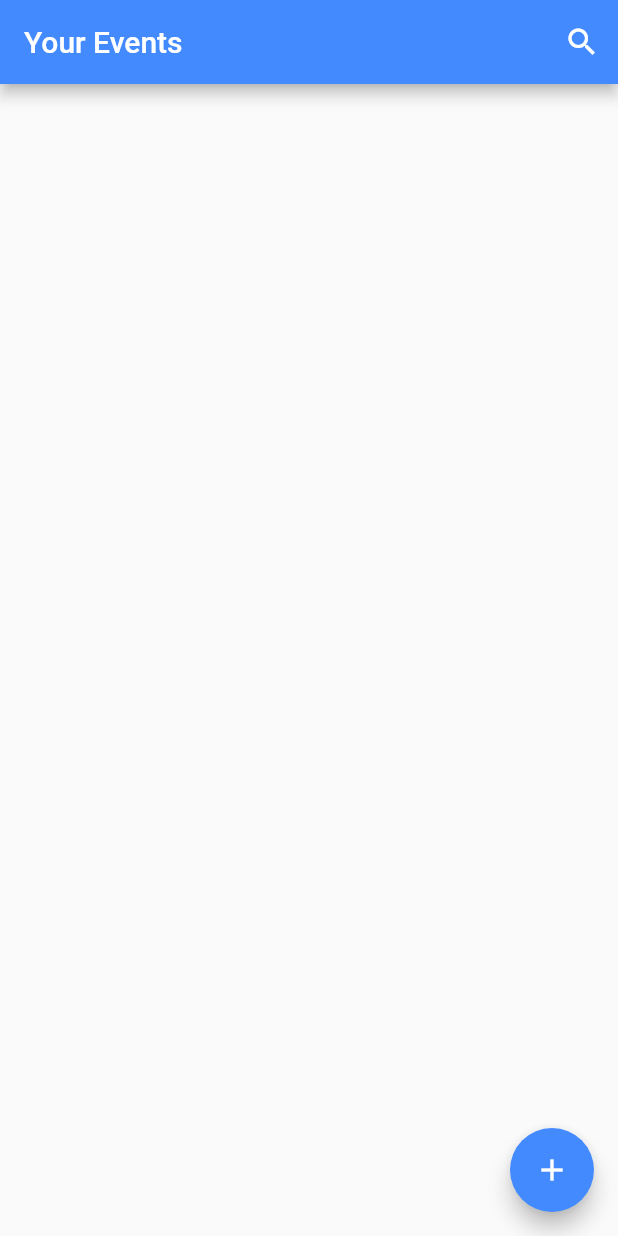
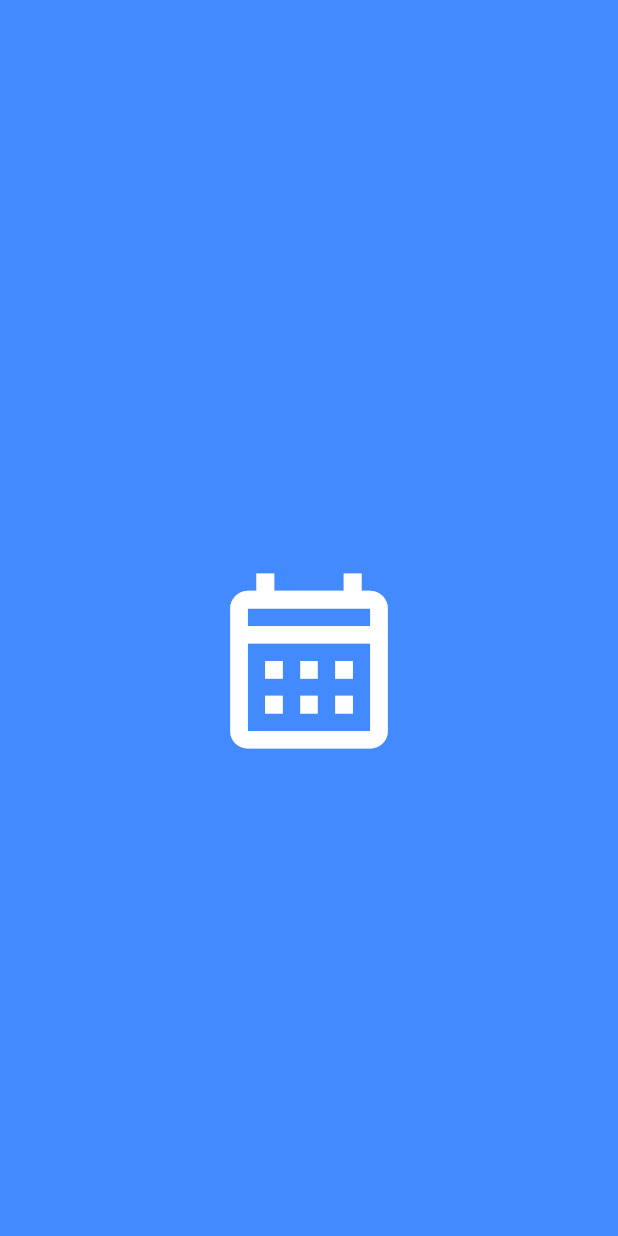
Before and after one commit to uzaysozen/Event-Calendar, a Flutter app: the first screen one second after launch, on a phone screen of 412 x 824 dp. Run offline on Flutter 3.47's test engine with Material 2 defaults, Android fonts, the phone set to English and light mode, and no system bars; drawn by our look-alikes of animated_splash_screen; our stand-ins replace flutter_local_notifications, page_transition, sqflite, timezone; missing offline and left inert: flutter_picker; accounts and stored records are empty.

Commit message:
Added splash screen

```diff
--- a/lib/main.dart
+++ b/lib/main.dart
@@ -1,5 +1,7 @@
 import 'package:countdown_app/screens/event_list.dart';
+import 'package:animated_splash_screen/animated_splash_screen.dart';
 import 'package:flutter/material.dart';
+import 'package:page_transition/page_transition.dart';
 
 void main() {
   runApp(MyApp());
@@ -9,7 +11,13 @@ class MyApp extends StatelessWidget{
   @override
   Widget build(BuildContext context) {
     return MaterialApp(
-      home: EventList(),
+      home: AnimatedSplashScreen(
+          duration: 2000,
+          splash: Icon(Icons.calendar_month_outlined, color: Colors.white, size: 140,),
+          nextScreen: EventList(),
+          splashTransition: SplashTransition.fadeTransition,
+          pageTransitionType: PageTransitionType.fade,
+          backgroundColor: Colors.blueAccent),
       debugShowCheckedModeBanner: false,
     );
   }
--- a/pubspec.yaml
+++ b/pubspec.yaml
@@ -36,6 +36,8 @@ dependencies:
   flutter_local_notifications: ^9.6.1
   timezone: ^0.8.0
   rxdart: ^0.27.4
+  animated_splash_screen: ^1.3.0
+  page_transition: ^2.0.9
   flutter_picker:
     git: git@github.com:yangyxd/flutter_picker.git
 
```
Also changed, not shown: pubspec.lock, 1 other file.
